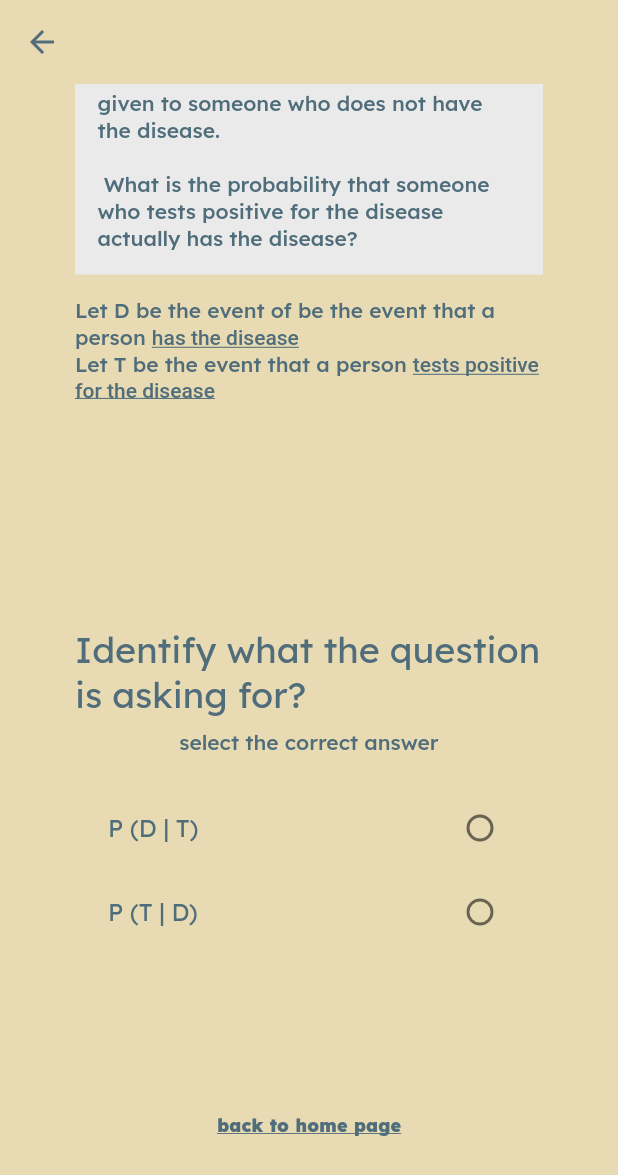
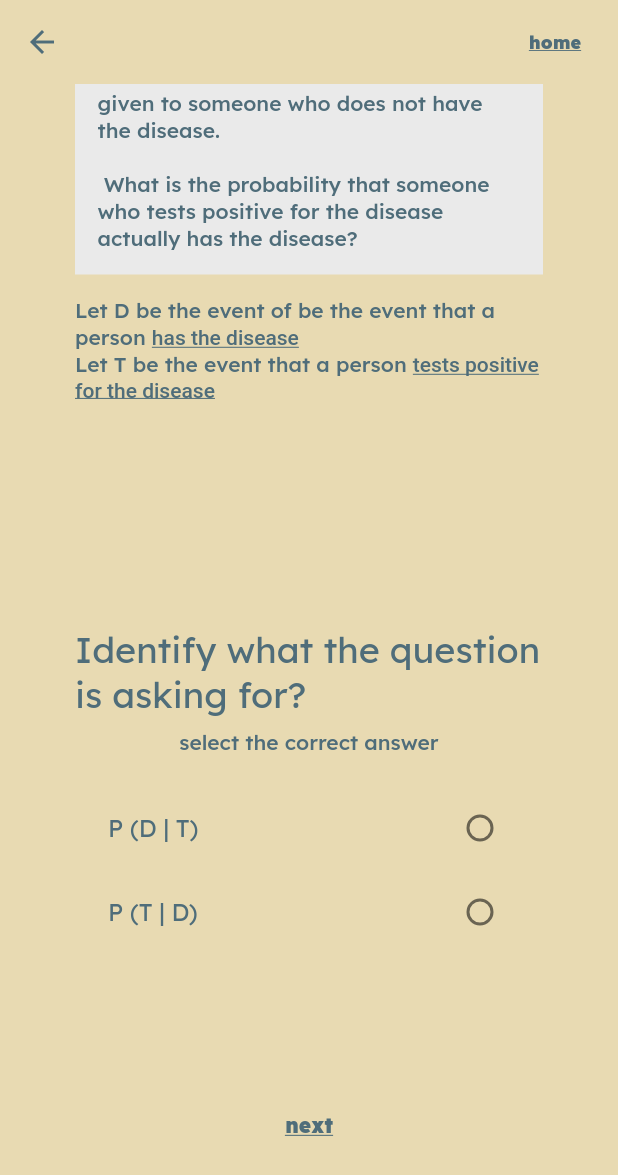
Before and after one commit to szewye/probability_tutor, a Flutter app: the Bayes_Theorem_Example_Quiz_One screen opened directly, scrolled down 409 dp, on a phone screen of 412 x 824 dp. Shown: the top 1175 px of the screen. Run offline on Flutter 3.47's test engine with Material 2 defaults, Android fonts, the light colour scheme and no system bars; our stand-ins replace google_fonts; missing offline and left inert: dart:html, flutter_math_fork.

Commit message:
Finished implementing bayes' example with data highlighted page

```diff
--- a/lib/Bayes_Theorem/bayes_example/bayes_example.dart
+++ b/lib/Bayes_Theorem/bayes_example/bayes_example_quiz_one.dart
@@ -1,12 +1,9 @@
 import 'package:flutter/material.dart';
-import 'package:probability_tutor/Bayes_Theorem/bayes_formula.dart';
+import 'package:probability_tutor/Bayes_Theorem/bayes_example/bayes_example_data.dart';
 import 'package:probability_tutor/buttons/back_home_button.dart';
-import 'package:probability_tutor/font_style/title_caption.dart';
-import 'package:probability_tutor/homepage.dart';
-import 'package:probability_tutor/buttons/main_page_button.dart';
+import 'package:probability_tutor/buttons/bayes_next_button.dart';
 import 'package:probability_tutor/colours.dart';
 import 'package:probability_tutor/constants.dart';
-import 'package:probability_tutor/Monty_Hall_Problem/monty_hall_home.dart';
 import 'package:probability_tutor/font_style/heading.dart';
 
 class Bayes_Theorem_Example_Quiz_One extends StatefulWidget {
@@ -31,12 +28,18 @@ class _Bayes_Theorem_Example_Quiz_One_State
         backgroundColor: Colors.transparent,
         elevation: 0,
         iconTheme: IconThemeData(color: darkBlue),
+        actions: [
+          Padding(
+            padding: const EdgeInsets.all(10.0),
+            child: BackHomeButton(),
+          )
+        ],
       ),
       body: SingleChildScrollView(
         child: Center(
           child: Container(
-            padding: EdgeInsets.all(50),
-            constraints: BoxConstraints(maxWidth: 1200),
+            padding: EdgeInsets.all(pagePadding),
+            constraints: BoxConstraints(maxWidth: pageConstraint),
             child: Column(
               mainAxisAlignment: MainAxisAlignment.center,
               children: [
@@ -45,19 +48,18 @@ class _Bayes_Theorem_Example_Quiz_One_State
                 Container(
                   decoration: BoxDecoration(color: offWhite),
                   padding: EdgeInsets.all(15),
-                  child: Text(
-                      "Suppose that 1 person in 100 000 has a particular rare disease for which there is a quite accurate diagnostic test: \n • It is correct 99% of the time when given to someone with the disease. \n • It is correct 99.5% of the time when given to someone who does not have the disease. \n\n What is the probability that someone who tests positive for the disease actually has the disease?",
+                  child: Text(exampleContext,
                       textAlign: TextAlign.left,
                       style: Theme.of(context).textTheme.bodyLarge),
                 ),
                 SizedBox(height: 15),
                 Text.rich(
                   TextSpan(
-                    text: 'Let D be the event of be the event that a person ',
+                    text: DFirstHalf,
                     style: Theme.of(context).textTheme.bodyLarge,
                     children: <TextSpan>[
                       TextSpan(
-                          text: 'has the disease',
+                          text: DSecondHalf,
                           style:
                               TextStyle(decoration: TextDecoration.underline)),
                     ],
@@ -65,11 +67,11 @@ class _Bayes_Theorem_Example_Quiz_One_State
                 ),
                 Text.rich(
                   TextSpan(
-                    text: 'Let T be the event that a person ',
+                    text: TFirstHalf,
                     style: Theme.of(context).textTheme.bodyLarge,
                     children: <TextSpan>[
                       TextSpan(
-                          text: 'tests positive for the disease',
+                          text: TSecondHalf,
                           style:
                               TextStyle(decoration: TextDecoration.underline)),
                     ],
@@ -119,12 +121,23 @@ class _Bayes_Theorem_Example_Quiz_One_State
                           },
                         ),
                       ),
+                      // (mistake)
+                      //     ? Container()
+                      //     : Text("Congrats! Proceed to the next page"),
                       SizedBox(height: 10)
                     ],
                   ),
                 ),
                 SizedBox(height: 80),
-                BackHomeButton(),
+                BayesNextButton(
+                  onPress: () {
+                    Navigator.push(
+                        context,
+                        MaterialPageRoute(
+                            builder: (context) =>
+                                Bayes_Theorem_Example_Data()));
+                  },
+                ),
               ],
             ),
           ),
--- a/lib/Bayes_Theorem/bayes_home.dart
+++ b/lib/Bayes_Theorem/bayes_home.dart
@@ -1,5 +1,5 @@
 import 'package:flutter/material.dart';
-import 'package:probability_tutor/Bayes_Theorem/bayes_example/bayes_example.dart';
+import 'package:probability_tutor/Bayes_Theorem/bayes_example/bayes_example_quiz_one.dart';
 import 'package:probability_tutor/Bayes_Theorem/bayes_formula.dart';
 import 'package:probability_tutor/Bayes_Theorem/bayes_simulation.dart';
 import 'package:probability_tutor/buttons/back_home_button.dart';
@@ -81,7 +81,7 @@ class Bayes_Theorem extends StatelessWidget {
                       ),
                     ),
                     const SizedBox(height: 20),
-                    BackHomeButton(),
+                    BackHomeButton(title: "back to home page"),
                   ],
                 ),
               ),
--- a/lib/Monty_Hall_Problem/monty_hall_home.dart
+++ b/lib/Monty_Hall_Problem/monty_hall_home.dart
@@ -42,7 +42,7 @@ class Monty_Hall extends StatelessWidget {
                       ),
                     ),
                     const SizedBox(height: 20),
-                    BackHomeButton(),
+                    BackHomeButton(title: "back to home page"),
                   ],
                 ),
               ),
--- a/lib/buttons/back_home_button.dart
+++ b/lib/buttons/back_home_button.dart
@@ -1,12 +1,11 @@
 import 'package:flutter/material.dart';
 import 'package:probability_tutor/colours.dart';
-import 'package:probability_tutor/constants.dart';
 import 'package:probability_tutor/homepage.dart';
 
 class BackHomeButton extends StatelessWidget {
   const BackHomeButton({
     Key? key,
-    this.title = "back to home page",
+    this.title = "home",
     this.textColour = darkBlue,
   }) : super(key: key);
 
--- /dev/null
+++ b/lib/buttons/bayes_next_button.dart
@@ -0,0 +1,37 @@
+import 'package:flutter/material.dart';
+import 'package:probability_tutor/colours.dart';
+import 'package:probability_tutor/constants.dart';
+
+class BayesNextButton extends StatelessWidget {
+  const BayesNextButton({
+    Key? key,
+    this.title = "next",
+    this.buttonColour = offWhite,
+    this.textColour = darkBlue,
+    required this.onPress,
+  }) : super(key: key);
+
+  final String title;
+  final Color buttonColour;
+  final Color textColour;
+  final onPress;
+
+  @override
+  Widget build(BuildContext context) {
+    return TextButton(
+        onPressed: onPress,
+        // style: ElevatedButton.styleFrom(
+        //     backgroundColor: offWhite,
+        //     padding: const EdgeInsets.all(10),
+        //     shape: RoundedRectangleBorder(
+        //         borderRadius: BorderRadius.circular(10)),),
+        child: Text(
+          title,
+          style: Theme.of(context).textTheme.bodyMedium?.apply(
+                fontWeightDelta: 20,
+                color: darkBlue,
+                decoration: TextDecoration.underline,
+              ),
+        ));
+  }
+}
--- a/lib/constants.dart
+++ b/lib/constants.dart
@@ -1,2 +1,12 @@
 const double buttonsDistance = 45;
 const double mainPageRoundedButton = 20;
+const double pagePadding = 50;
+const double pageConstraint = 1200;
+
+const String exampleContext =
+    "Suppose that 1 person in 100 000 has a particular rare disease for which there is a quite accurate diagnostic test: \n • It is correct 99% of the time when given to someone with the disease. \n • It is correct 99.5% of the time when given to someone who does not have the disease. \n\n What is the probability that someone who tests positive for the disease actually has the disease?";
+
+const String DFirstHalf = 'Let D be the event of be the event that a person ';
+const String DSecondHalf = 'has the disease';
+const String TFirstHalf = 'Let T be the event that a person ';
+const String TSecondHalf = 'tests positive for the disease';
--- a/lib/font_style/title_caption.dart
+++ b/lib/font_style/title_caption.dart
@@ -17,7 +17,7 @@ class Title_Caption extends StatelessWidget {
     return Text(
       caption,
       style:
-          Theme.of(context).textTheme.labelLarge?.apply(color: captionColour),
+          Theme.of(context).textTheme.titleLarge?.apply(color: captionColour),
       textAlign: TextAlign.center,
     );
   }
--- a/lib/main.dart
+++ b/lib/main.dart
@@ -1,6 +1,7 @@
 import 'package:flutter/material.dart';
 import 'package:google_fonts/google_fonts.dart';
-import 'package:probability_tutor/Bayes_Theorem/bayes_example/bayes_example.dart';
+import 'package:probability_tutor/Bayes_Theorem/bayes_example/bayes_example_data.dart';
+import 'package:probability_tutor/Bayes_Theorem/bayes_example/bayes_example_quiz_one.dart';
 import 'package:probability_tutor/Bayes_Theorem/bayes_formula.dart';
 import 'package:probability_tutor/Bayes_Theorem/bayes_home.dart';
 import 'package:probability_tutor/Bayes_Theorem/bayes_simulation.dart';
@@ -28,7 +29,7 @@ class ProbabilityTutor extends StatelessWidget {
           ),
         ),
       ),
-      home: Bayes_Theorem_Example_Quiz_One(),
+      home: Bayes_Theorem_Example_Data(),
     );
   }
 }
```
Also changed, not shown: lib/Bayes_Theorem/bayes_example/bayes_example_data.dart (added, +36 -0 lines), lib/Bayes_Theorem/bayes_example/bayes_example_template.dart (added, +223 -0 lines), lib/Bayes_Theorem/bayes_formula.dart (+2 -5 lines), lib/Bayes_Theorem/bayes_simulation.dart (+6 -11 lines).
